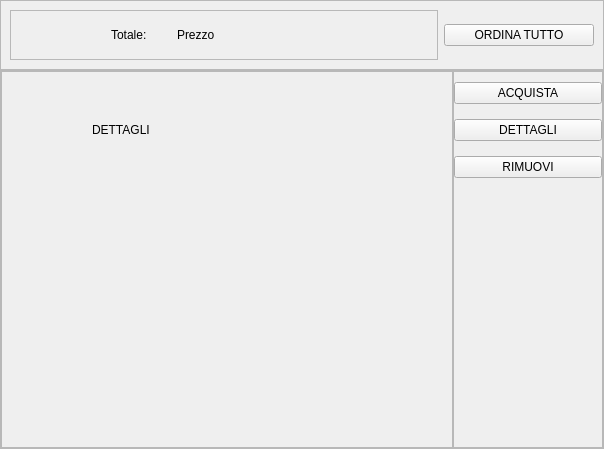
This is projectIS/carrello/view/vistaCarrello.ui in chritianchiappa/progetto_panificio as Qt 5 draws it before an edit. The edited form follows.
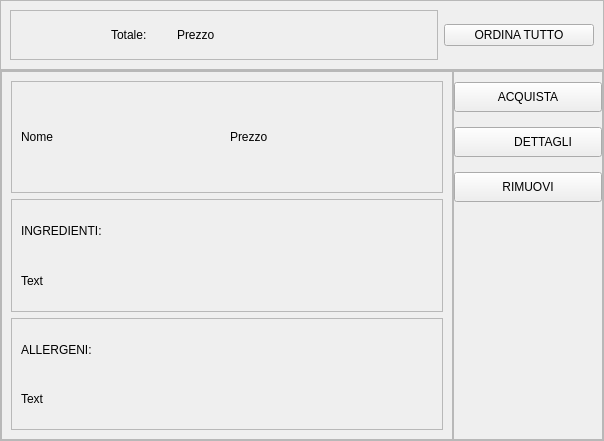
This is the edited form. The open tabs and pages were chosen to show the change. Icons and pictures are not drawn.

Diff of the .ui file:
```diff
--- a/projectIS/carrello/view/vistaCarrello.ui
+++ b/projectIS/carrello/view/vistaCarrello.ui
@@ -7,7 +7,7 @@
     <x>0</x>
     <y>0</y>
     <width>604</width>
-    <height>449</height>
+    <height>441</height>
    </rect>
   </property>
   <property name="windowTitle">
@@ -171,19 +171,86 @@
             </layout>
            </widget>
            <widget class="QWidget" name="page_2">
-            <widget class="QLabel" name="label_3">
-             <property name="geometry">
-              <rect>
-               <x>90</x>
-               <y>50</y>
-               <width>151</width>
-               <height>16</height>
-              </rect>
-             </property>
-             <property name="text">
-              <string>DETTAGLI</string>
-             </property>
-            </widget>
+            <layout class="QVBoxLayout" name="verticalLayout_4">
+             <item>
+              <widget class="QFrame" name="frame_6">
+               <property name="frameShape">
+                <enum>QFrame::StyledPanel</enum>
+               </property>
+               <property name="frameShadow">
+                <enum>QFrame::Raised</enum>
+               </property>
+               <layout class="QHBoxLayout" name="horizontalLayout_5">
+                <item>
+                 <widget class="QLabel" name="nome">
+                  <property name="text">
+                   <string>Nome</string>
+                  </property>
+                 </widget>
+                </item>
+                <item>
+                 <widget class="QLabel" name="prezzo">
+                  <property name="text">
+                   <string>Prezzo</string>
+                  </property>
+                 </widget>
+                </item>
+               </layout>
+              </widget>
+             </item>
+             <item>
+              <widget class="QFrame" name="frame_8">
+               <property name="frameShape">
+                <enum>QFrame::StyledPanel</enum>
+               </property>
+               <property name="frameShadow">
+                <enum>QFrame::Raised</enum>
+               </property>
+               <layout class="QVBoxLayout" name="verticalLayout_6">
+                <item>
+                 <widget class="QLabel" name="titolo1">
+                  <property name="text">
+                   <string>INGREDIENTI:</string>
+                  </property>
+                 </widget>
+                </item>
+                <item>
+                 <widget class="QLabel" name="ingredienti">
+                  <property name="text">
+                   <string>Text</string>
+                  </property>
+                 </widget>
+                </item>
+               </layout>
+              </widget>
+             </item>
+             <item>
+              <widget class="QFrame" name="frame_7">
+               <property name="frameShape">
+                <enum>QFrame::StyledPanel</enum>
+               </property>
+               <property name="frameShadow">
+                <enum>QFrame::Raised</enum>
+               </property>
+               <layout class="QVBoxLayout" name="verticalLayout_5">
+                <item>
+                 <widget class="QLabel" name="titolo2">
+                  <property name="text">
+                   <string>ALLERGENI:</string>
+                  </property>
+                 </widget>
+                </item>
+                <item>
+                 <widget class="QLabel" name="allergeni">
+                  <property name="text">
+                   <string>Text</string>
+                  </property>
+                 </widget>
+                </item>
+               </layout>
+              </widget>
+             </item>
+            </layout>
            </widget>
           </widget>
          </item>
@@ -228,20 +295,61 @@
          </property>
          <item>
           <widget class="QPushButton" name="acquista_button">
+           <property name="minimumSize">
+            <size>
+             <width>0</width>
+             <height>30</height>
+            </size>
+           </property>
            <property name="text">
             <string>ACQUISTA</string>
            </property>
           </widget>
          </item>
          <item>
-          <widget class="QPushButton" name="dettagli_button">
+          <widget class="QToolButton" name="dettagli_button">
+           <property name="sizePolicy">
+            <sizepolicy hsizetype="Minimum" vsizetype="Fixed">
+             <horstretch>0</horstretch>
+             <verstretch>0</verstretch>
+            </sizepolicy>
+           </property>
+           <property name="minimumSize">
+            <size>
+             <width>0</width>
+             <height>30</height>
+            </size>
+           </property>
+           <property name="layoutDirection">
+            <enum>Qt::LeftToRight</enum>
+           </property>
+           <property name="styleSheet">
+            <string notr="true">padding-left:20px;</string>
+           </property>
            <property name="text">
-            <string>DETTAGLI</string>
+            <string>         DETTAGLI</string>
+           </property>
+           <property name="icon">
+            <iconset resource="../../home/view/res.qrc">
+             <normaloff>:/icone/icone/piu.png</normaloff>
+             <normalon>:/icone/icone/meno.png</normalon>:/icone/icone/piu.png</iconset>
+           </property>
+           <property name="checkable">
+            <bool>true</bool>
+           </property>
+           <property name="toolButtonStyle">
+            <enum>Qt::ToolButtonTextBesideIcon</enum>
            </property>
           </widget>
          </item>
          <item>
           <widget class="QPushButton" name="rimuovi_button">
+           <property name="minimumSize">
+            <size>
+             <width>0</width>
+             <height>30</height>
+            </size>
+           </property>
            <property name="text">
             <string>RIMUOVI</string>
            </property>
```
Left out of the diff: 4 changed lines with no effect on the pictures.
